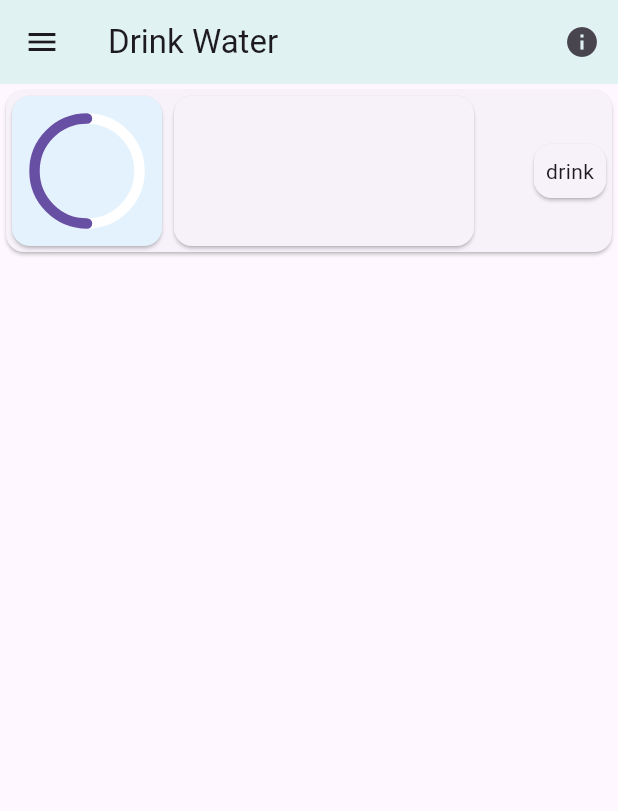
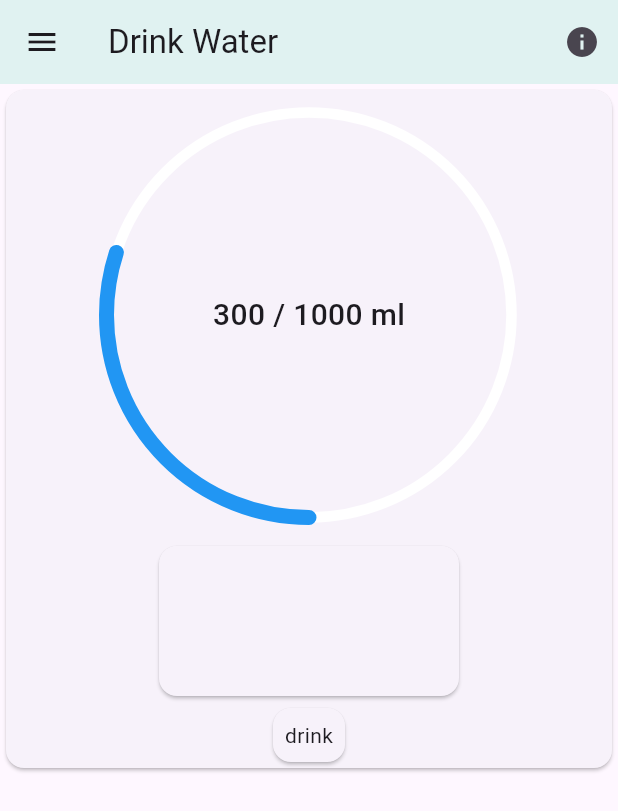
Before and after one commit to greenYumi/tugas-mobile, a Flutter app: the screen it shows after launch, on a phone screen of 412 x 824 dp. Shown: the top 811 px of the screen. Run offline on Flutter 3.47's test engine with Material 3 defaults, Android fonts, the phone set to English and light mode, and no system bars.

Commit message:
[drik water] - ProgressIndicator

```diff
--- a/lib/screen/drink_water_main_screen.dart
+++ b/lib/screen/drink_water_main_screen.dart
@@ -8,6 +8,9 @@ class DrinkWaterMainScreen extends StatefulWidget {
 }
 
 class _DrinkWaterMainScreenState extends State<DrinkWaterMainScreen> {
+  int goal = 1000;
+  int today = 300;
+
   @override
   Widget build(BuildContext context) {
     return SizedBox(
@@ -15,19 +18,17 @@ class _DrinkWaterMainScreenState extends State<DrinkWaterMainScreen> {
       child: ListView(
         children: [
           Card(
-            child: Row(
+            child: Column(
               crossAxisAlignment: CrossAxisAlignment.center,
               mainAxisAlignment: MainAxisAlignment.spaceBetween,
               children: [
-                Row(
+                Column(
                   children: [
                     Stack(
                       children: [
-                        Card(
-                          color: Colors.blue.shade50,
-                          child: SizedBox(
-                            width: 100,
-                            height: 100,
+                        SizedBox(
+                          width: 300,
+                          height: 300,
                           child: Padding(
                             padding: const EdgeInsets.all(15),
                             child: RotatedBox(
@@ -41,22 +42,33 @@ class _DrinkWaterMainScreenState extends State<DrinkWaterMainScreen> {
                             ),
                           ),
                         ),
-                        ),
-                        Card(
-                          shadowColor: Colors.transparent,
-                          color: Colors.transparent,
-                          child: SizedBox(
-                            width: 100,
-                            height: 100,
+
+                        // Main Indicator;
+                        SizedBox(
+                          width: 300,
+                          height: 300,
                           child: Padding(
                             padding: const EdgeInsets.all(15),
                             child: RotatedBox(
                               quarterTurns: 2,
                               child: CircularProgressIndicator(
-                                  value: 50 / 100,
-                                  strokeWidth: 7,
+                                value: today / goal,
+                                strokeWidth: 10,
+                                color: Colors.blue,
                                 strokeCap: StrokeCap.round,
                               ),
+                            ),
+                          ),
+                        ),
+                        SizedBox(
+                          width: 300,
+                          height: 300,
+                          child: Center(
+                            child: Text(
+                              "$today / $goal ml",
+                              style: TextStyle(
+                                fontSize: 20,
+                                fontWeight: FontWeight.w500,
                               ),
                             ),
                           ),
```
Lines whose indentation alone changed are shown as unchanged.
